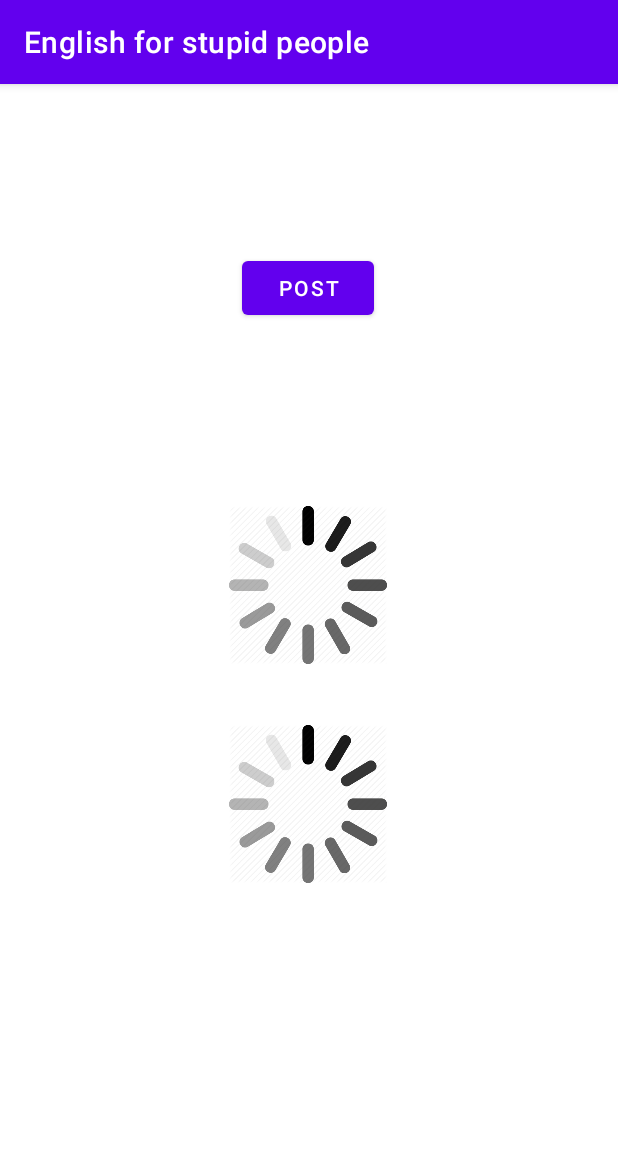
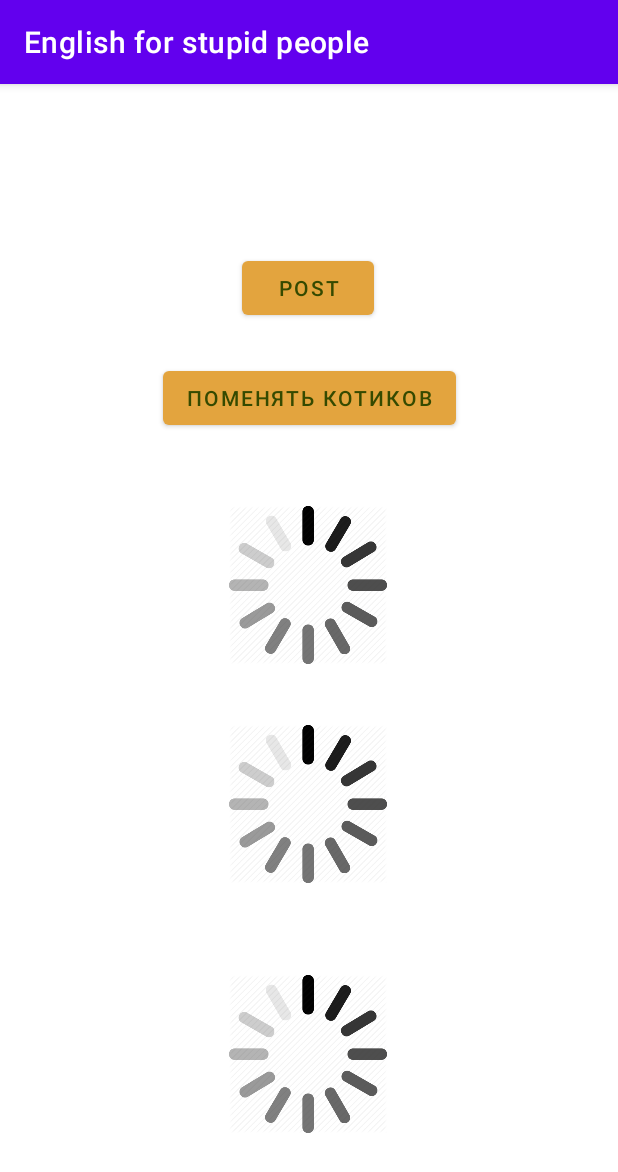
Before and after one commit to akneshoot/MobilKillMe, an Android app: the NewFragment screen opened through its navigation route, on a phone screen of 412 x 824 dp. Shown: the top 1172 px of the screen. Run offline under Robolectric (Android 15) with nearby library versions, the light colour scheme and no system bars; our stand-ins replace Room's generated code, Volley; network calls fail; pictures from the network do not load; 1 statement that could not run was skipped.

Commit message:
12 practice

```diff
--- a/app/build.gradle
+++ b/app/build.gradle
@@ -56,7 +56,6 @@ dependencies {
     implementation 'com.squareup.retrofit2:retrofit:2.9.0'
     // Библиотека для конвертации объектов Java в JSON
     implementation 'com.squareup.retrofit2:converter-gson:2.9.0'
-    implementation 'com.squareup.picasso:picasso:2.8'
     // Библиотека для вывода данных о запросах в логи
     implementation 'com.squareup.okhttp3:logging-interceptor:3.8.0'
 }
--- /dev/null
+++ b/app/src/main/java/com/example/practica4/model/DataRepository.java
@@ -0,0 +1,55 @@
+package com.example.practica4.model;
+
+
+import android.util.Log;
+
+import androidx.annotation.NonNull;
+import androidx.lifecycle.LiveData;
+import androidx.lifecycle.MutableLiveData;
+
+import retrofit2.Call;
+import retrofit2.Callback;
+import retrofit2.Response;
+import retrofit2.Retrofit;
+import retrofit2.converter.gson.GsonConverterFactory;
+
+public class DataRepository {
+    private final ImgService apiService;
+
+    public DataRepository() {
+        Retrofit retrofit = new Retrofit.Builder()
+                .baseUrl("https://meow.senither.com/")
+                .addConverterFactory(GsonConverterFactory.create())
+                .build();
+
+        apiService = retrofit.create(ImgService.class);
+    }
+
+    public LiveData<DataItemModel> getRandomData() {
+        MutableLiveData<DataItemModel> data = new MutableLiveData<>();
+
+        apiService.getRandomData().enqueue(new Callback<DataModel>() {
+            @Override
+            public void onResponse(@NonNull Call<DataModel> call, @NonNull Response<DataModel> response) {
+                if (response.isSuccessful()) {
+                    DataModel dataModel = response.body();
+                    if (dataModel != null) {
+                        DataItemModel dataItemModel = dataModel.getData();
+                        data.setValue(dataItemModel);
+                    } else {
+                        Log.e("DataRepository", "Error");
+                    }
+                } else {
+                    Log.e("DataRepository", "Unsuccessful. Code: " + response.code());
+                }
+            }
+
+            @Override
+            public void onFailure(@NonNull Call<DataModel> call, Throwable t) {
+                Log.e("DataRepository", "Error: " + t.getMessage());
+            }
+        });
+
+        return data;
+    }
+}
--- /dev/null
+++ b/app/src/main/java/com/example/practica4/model/ImgService.java
@@ -0,0 +1,10 @@
+package com.example.practica4.model;
+
+import retrofit2.Call;
+import retrofit2.http.GET;
+
+public interface ImgService {
+    @GET("/v1/random")
+    public Call<DataModel> getRandomData();
+
+}
--- a/app/src/main/java/com/example/practica4/view/NewFragment.java
+++ b/app/src/main/java/com/example/practica4/view/NewFragment.java
@@ -65,6 +65,8 @@ public class NewFragment extends Fragment {
     private ImageView image1;
     private ImageView image2;
 
+    private ImageView image3;
+
 
 
     public NewFragment() {
@@ -88,6 +90,25 @@ public class NewFragment extends Fragment {
         loadDogAkitaImage();
         image2 = view.findViewById(R.id.image2);
         loadDogRedBoneImage();
+        image3 = view.findViewById(R.id.image3);
+        View button = view.findViewById(R.id.button1);
+
+        viewModel = new ViewModelProvider(this).get(Mymodel.class);
+
+        Mymodel finalViewModel = viewModel;
+        button.setOnClickListener(v -> {
+            finalViewModel.loadRandomImage();
+        });
+
+        viewModel.getImageData().observe(getViewLifecycleOwner(), dataItemModel -> {
+            if (dataItemModel != null) {
+                Glide.with(requireContext())
+                        .load(dataItemModel.getUrl())
+                        .into(image3);
+            }
+        });
+
+
 
 
 
@@ -96,8 +117,8 @@ public class NewFragment extends Fragment {
             @Override
             public void onClick(View view) {
                 PlaceholderPost placeholderPost = new PlaceholderPost();
-                placeholderPost.setUserId(465);
-                placeholderPost.setId(546);
+                placeholderPost.setUserId(200);
+                placeholderPost.setId(300);
                 placeholderPost.setBody("A");
                 placeholderPost.setTitle("AHAHA");
 
@@ -190,4 +211,5 @@ public class NewFragment extends Fragment {
         );
         volleyQueue.add(jsonObjectRequest);
     }
+
 }
--- a/app/src/main/java/com/example/practica4/viewmodel/Mymodel.java
+++ b/app/src/main/java/com/example/practica4/viewmodel/Mymodel.java
@@ -10,6 +10,8 @@ import androidx.lifecycle.MutableLiveData;
 import androidx.lifecycle.ViewModel;
 
 import com.example.practica4.model.Arraydata;
+import com.example.practica4.model.DataItemModel;
+import com.example.practica4.model.DataRepository;
 import com.example.practica4.model.Repository;
 
 import java.io.InputStream;
@@ -113,4 +115,24 @@ public class Mymodel extends ViewModel {
         repository.getHistory();
         System.out.println(repository.getAll() + "DB");
     }
+    public Mymodel() {
+        dataRepository = new DataRepository();
+        imageData = new MutableLiveData<>();
+    }
+    private DataRepository dataRepository;
+    private MutableLiveData<DataItemModel> imageData;
+    public LiveData<DataItemModel> getImageData() {
+        return imageData;
+    }
+
+    public void loadRandomImage() {
+        dataRepository.getRandomData().observeForever(dataItemModel -> {
+            if (dataItemModel != null) {
+                imageData.setValue(dataItemModel);
+                Log.d("DataViewModel", "Image loaded successfully");
+            } else {
+                Log.e("DataViewModel", "Image data is null");
+            }
+        });
+    }
 }
--- a/app/src/main/res/layout/fragment_new.xml
+++ b/app/src/main/res/layout/fragment_new.xml
@@ -32,15 +32,46 @@
         app:srcCompat="@drawable/loading"
         tools:ignore="MissingConstraints" />
 
+    <ImageView
+        android:id="@+id/image3"
+        android:layout_width="144dp"
+        android:layout_height="105dp"
+        app:layout_constraintBottom_toBottomOf="parent"
+        app:layout_constraintEnd_toEndOf="parent"
+        app:layout_constraintHorizontal_bias="0.498"
+        app:layout_constraintStart_toStartOf="parent"
+        app:layout_constraintTop_toBottomOf="@+id/button"
+        app:layout_constraintVertical_bias="0.864"
+        app:srcCompat="@drawable/loading"
+        tools:ignore="DuplicateIds,MissingConstraints" />
+
     <Button
         android:id="@+id/button"
         android:layout_width="wrap_content"
         android:layout_height="wrap_content"
         android:layout_marginTop="112dp"
         android:text="POST"
+        android:textColor="#354A00"
+        app:backgroundTint="#E3A43E"
         app:layout_constraintEnd_toEndOf="parent"
         app:layout_constraintHorizontal_bias="0.498"
         app:layout_constraintStart_toStartOf="parent"
         app:layout_constraintTop_toTopOf="parent" />
 
+    <Button
+        android:id="@+id/button1"
+        android:layout_width="wrap_content"
+        android:layout_height="wrap_content"
+        android:layout_alignParentEnd="true"
+        android:onClick="onClick"
+        android:text="Поменять котиков"
+        android:textColor="#354A00"
+        app:backgroundTint="#E3A43E"
+        app:layout_constraintBottom_toBottomOf="@+id/image2"
+        app:layout_constraintEnd_toEndOf="parent"
+        app:layout_constraintStart_toStartOf="parent"
+        app:layout_constraintTop_toTopOf="parent"
+        app:layout_constraintVertical_bias="0.548"
+        tools:ignore="MissingConstraints" />
+
 </androidx.constraintlayout.widget.ConstraintLayout>
```
Also changed, not shown: app/src/main/java/com/example/practica4/model/DataItemModel.java (added, +10 -0 lines), app/src/main/java/com/example/practica4/model/DataModel.java (added, +9 -0 lines), app/src/main/java/com/example/practica4/view/SecondFragment.java (+8 -4 lines).
